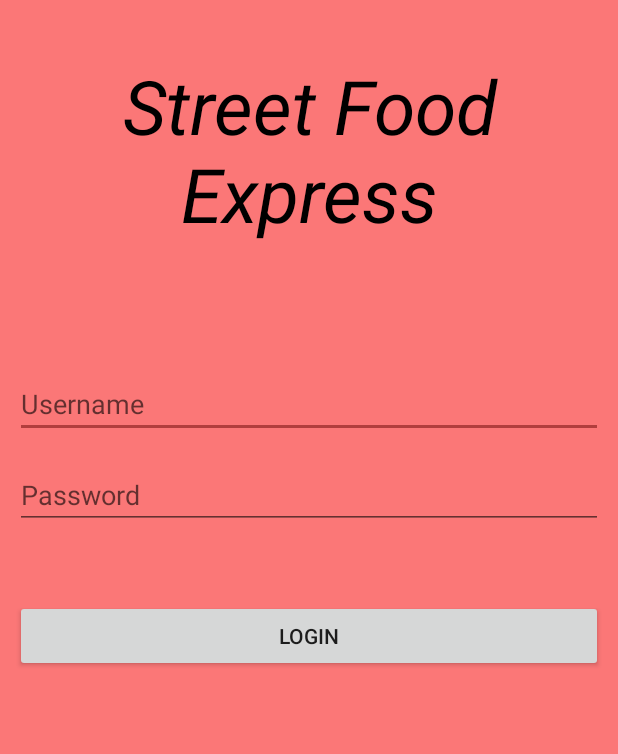
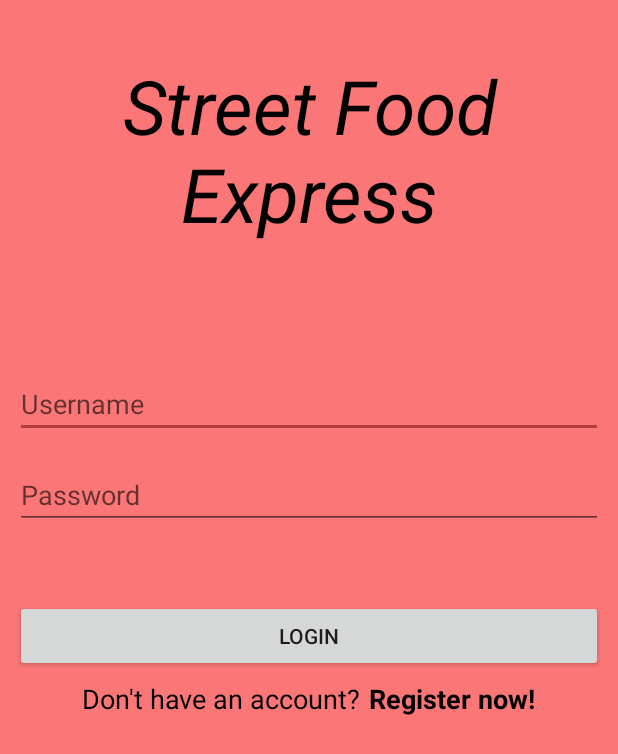
Before and after one commit to itsmitchyyyy/StreetFoodExpress, an Android app: the screen it shows after launch (MainActivity), on a phone screen of 412 x 824 dp. Shown: the top 754 px of the screen. Run offline under Robolectric (Android 15) with nearby library versions, the phone set to English and light mode, and no system bars.

Commit message:
modified login

```diff
--- a/app/src/main/res/layout/activity_main.xml
+++ b/app/src/main/res/layout/activity_main.xml
@@ -66,4 +66,31 @@
             android:layout_weight="1"
             android:text="LOGIN" />
     </LinearLayout>
+
+    <LinearLayout
+        android:layout_width="match_parent"
+        android:layout_height="wrap_content"
+        android:layout_marginTop="5dp"
+        android:gravity="center"
+        android:orientation="horizontal">
+
+        <TextView
+            android:id="@+id/textView2"
+            android:layout_width="wrap_content"
+            android:layout_height="wrap_content"
+            android:layout_marginRight="5dp"
+            android:text="Don't have an account?"
+            android:textColor="@android:color/black"
+            android:textSize="18sp" />
+
+        <TextView
+            android:id="@+id/textView4"
+            android:layout_width="wrap_content"
+            android:layout_height="wrap_content"
+            android:text="Register now!"
+            android:textColor="@android:color/black"
+            android:textSize="18sp"
+            android:textStyle="bold" />
+
+    </LinearLayout>
 </LinearLayout>
```
Also changed, not shown: 49 other files.
